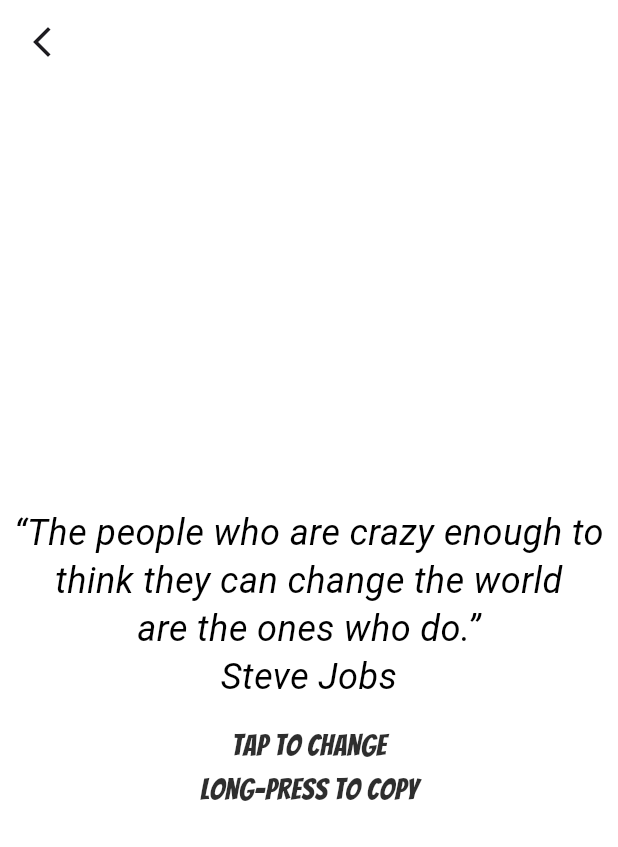
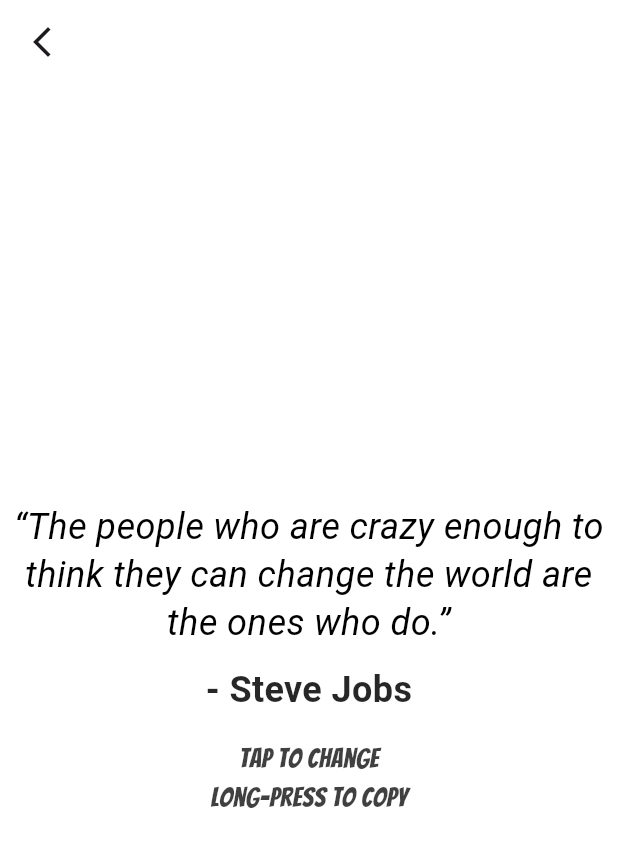
Before and after one commit to arguellesdev/solid_hello, a Flutter app: the PositivePhrasesPage screen opened directly, on a phone screen of 412 x 824 dp. Shown: the top 847 px of the screen. Run offline on Flutter 3.47's test engine with Material 3 defaults, Android fonts, the phone set to English and light mode, and no system bars.

Commit message:
refactor on how phrase and author is showed

```diff
--- /dev/null
+++ b/solid_hello/lib/app/features/positive_phrases/models/phrase.dart
@@ -0,0 +1,11 @@
+/// Represents a phrase with its author.
+class Phrase {
+  /// The phrase text.
+  final String text;
+
+  /// The author of the phrase.
+  final String author;
+
+  /// Creates a Phrase instance with the given text and author.
+  const Phrase(this.text, this.author);
+}
--- a/solid_hello/lib/app/features/positive_phrases/presentation/pages/positive_phrases_page.dart
+++ b/solid_hello/lib/app/features/positive_phrases/presentation/pages/positive_phrases_page.dart
@@ -1,6 +1,7 @@
 import 'package:flutter/material.dart';
 import 'package:flutter/services.dart';
 import 'package:solid_hello/app/features/hello_there/services/color_service.dart';
+import 'package:solid_hello/app/features/positive_phrases/models/phrase.dart';
 import 'package:solid_hello/app/features/positive_phrases/presentation/widgets/positive_text.dart';
 import 'package:solid_hello/app/features/positive_phrases/services/positive_phrases_service.dart';
 
@@ -22,7 +23,7 @@
 
   final Color _bg = Colors.white;
   Color _fg = Colors.black54;
-  late String _phrase;
+  late Phrase _phrase;
 
   @override
   void initState() {
@@ -40,11 +41,11 @@
 
   /// Long-press: copy the current phrase and show confirmation.
   Future<void> _onLongPress() async {
-    await Clipboard.setData(ClipboardData(text: _phrase));
+    await Clipboard.setData(ClipboardData(text: _phrase.text));
     if (!mounted) return;
     ScaffoldMessenger.of(context).showSnackBar(
       SnackBar(
-        content: Text('Copied, use this "$_phrase" wisely and kindly!'),
+        content: Text('Copied, use this "${_phrase.text}" wisely and kindly!'),
         duration: const Duration(milliseconds: 1800),
       ),
     );
--- a/solid_hello/lib/app/features/positive_phrases/presentation/widgets/positive_text.dart
+++ b/solid_hello/lib/app/features/positive_phrases/presentation/widgets/positive_text.dart
@@ -1,24 +1,24 @@
 import 'package:flutter/material.dart';
+import 'package:solid_hello/app/features/positive_phrases/models/phrase.dart';
 
-/// Widget that displays a positive phrase with styling.
+/// Widget that displays a positive phrase with its author, styled with the given foreground color.
 class PositiveText extends StatelessWidget {
-  /// Phrase to display.
-  final String phrase;
+  /// The phrase to display.
+  final Phrase phrase;
 
-  /// Foreground (text) color chosen for readability.
+  /// The color for the text.
   final Color fg;
 
-  /// Internal phrase copy.
+  /// Creates a PositiveText widget with the specified [phrase] and [fg] color.
   const PositiveText({required this.phrase, required this.fg, super.key});
 
   @override
   Widget build(BuildContext context) {
     return Column(
       mainAxisAlignment: MainAxisAlignment.center,
-
       children: [
         Text(
-          phrase,
+          phrase.text,
           textAlign: TextAlign.center,
           style: TextStyle(
             color: fg,
@@ -27,15 +27,24 @@
             height: 1.35,
           ),
         ),
+        const SizedBox(height: 12),
+        Text(
+          '- ${phrase.author}',
+          textAlign: TextAlign.center,
+          style: TextStyle(
+            color: fg.withAlpha((0.85 * 255).toInt()),
+            fontSize: 24,
+            fontWeight: FontWeight.w600,
+          ),
+        ),
         const SizedBox(height: 16),
         Text(
           'Tap to change\nLong-press to copy',
           textAlign: TextAlign.center,
           style: TextStyle(
             fontFamily: 'Bangers',
-            color: fg.withAlpha((0.82 * 255).toInt()),
-            fontSize: 20,
-            fontWeight: FontWeight.w500,
+            color: fg.withAlpha((0.75 * 255).toInt()),
+            fontSize: 18,
           ),
         ),
       ],
--- a/solid_hello/lib/app/features/positive_phrases/services/positive_phrases_service.dart
+++ b/solid_hello/lib/app/features/positive_phrases/services/positive_phrases_service.dart
@@ -1,45 +1,82 @@
 import 'dart:math';
 
-/// Provides short inspirational phrases inspired by science,
-/// and modern business thinkers.
+import 'package:solid_hello/app/features/positive_phrases/models/phrase.dart';
+
+/// Provides short inspirational phrases inspired by science and business.
 class PhrasesService {
-  /// Allows injecting a custom [Random] instance for testing.
+  /// Creates a PhrasesService instance.
   PhrasesService({Random? rng}) : _rng = rng ?? Random();
 
   final Random _rng;
 
-  static const List<String> _phrases = [
+  static const List<Phrase> _phrases = [
     // Science & discovery
-    '“The future is in our genes,\nand the power to edit them.”\nJennifer Doudna',
-    '“Imagination is more important than knowledge.”\nAlbert Einstein',
-    '“Nothing in life is to be feared,\nit is only to be understood.”\nMarie Curie',
-    '“The first principle is that you must\nnot fool yourself.”\nRichard Feynman',
+    Phrase(
+      '“The future is in our genes, and the power to edit them.”',
+      'Jennifer Doudna',
+    ),
+    Phrase(
+      '“Imagination is more important than knowledge.”',
+      'Albert Einstein',
+    ),
+    Phrase(
+      '“Nothing in life is to be feared, it is only to be understood.”',
+      'Marie Curie',
+    ),
+    Phrase(
+      '“The first principle is that you must not fool yourself.”',
+      'Richard Feynman',
+    ),
 
     // Computing & logic
-    '“Wear your failure as a badge of honor.”\nSundar Pichai',
-    '“Those who can imagine anything,\ncan create the impossible.”\nAlan Turing',
-    '“Done is better than perfect.”\nSheryl Sandberg',
-    '“Programs must be written\nfor people to read.”\nHarold Abelson',
-    '“The people who are crazy enough to think they can change the world\nare the ones who do.”\nSteve Jobs',
+    Phrase('“Wear your failure as a badge of honor.”', 'Sundar Pichai'),
+    Phrase(
+      '“Those who can imagine anything, can create the impossible.”',
+      'Alan Turing',
+    ),
+    Phrase('“Done is better than perfect.”', 'Sheryl Sandberg'),
+    Phrase('“Programs must be written for people to read.”', 'Harold Abelson'),
+    Phrase(
+      '“The people who are crazy enough to think they can change the world are the ones who do.”',
+      'Steve Jobs',
+    ),
 
     // Business & philosophy
-    '“In a world deluged by irrelevant information,\nclarity is power.”\nYuval Noah Harari',
-    '“Ego is the enemy.”\nRyan Holiday',
-    '“Discipline is destiny.”\nRyan Holiday',
-    '“Change is hard at first, messy in the middle\nand gorgeous at the end.”\nRobin Sharma',
-    '“Leadership is not about a title or a designation. It’s about impact, influence and inspiration.”\nRobin Sharma',
+    Phrase(
+      '“In a world deluged by irrelevant information, clarity is power.”',
+      'Yuval Noah Harari',
+    ),
+    Phrase('“Ego is the enemy.”', 'Ryan Holiday'),
+    Phrase('“Discipline is destiny.”', 'Ryan Holiday'),
+    Phrase(
+      '“Change is hard at first, messy in the middle and gorgeous at the end.”',
+      'Robin Sharma',
+    ),
+    Phrase(
+      '“Leadership is not about a title or a designation. It’s about impact, influence and inspiration.”',
+      'Robin Sharma',
+    ),
 
-    /// Spanish
-    '“El dolor es inevitable,\npero el sufrimiento es opcional.”\nDaniel Habif',
-    '“El miedo limita más que los fracasos.”\nDaniel Habif',
-    '“Un sueño sin disciplina es solo un deseo.”\nYokoi Kenji',
-    '“La pobreza no está en el bolsillo,\nestá en la mente.”\nYokoi Kenji',
-    '“Disciplina tarde o temprano\nvencerá a la inteligencia.”\nYokoi Kenji',
+    // Spanish
+    Phrase(
+      '“El dolor es inevitable, pero el sufrimiento es opcional.”',
+      'Daniel Habif',
+    ),
+    Phrase('“El miedo limita más que los fracasos.”', 'Daniel Habif'),
+    Phrase('“Un sueño sin disciplina es solo un deseo.”', 'Yokoi Kenji'),
+    Phrase(
+      '“La pobreza no está en el bolsillo, está en la mente.”',
+      'Yokoi Kenji',
+    ),
+    Phrase(
+      '“Disciplina tarde o temprano vencerá a la inteligencia.”',
+      'Yokoi Kenji',
+    ),
   ];
 
-  /// Returns a random phrase from the internal list.
-  String random() => _phrases[_rng.nextInt(_phrases.length)];
+  /// Returns a random phrase.
+  Phrase random() => _phrases[_rng.nextInt(_phrases.length)];
 
-  /// Exposes all phrases (useful for testing).
-  List<String> get all => _phrases;
+  /// Exposes all phrases.
+  List<Phrase> get all => _phrases;
 }
```
